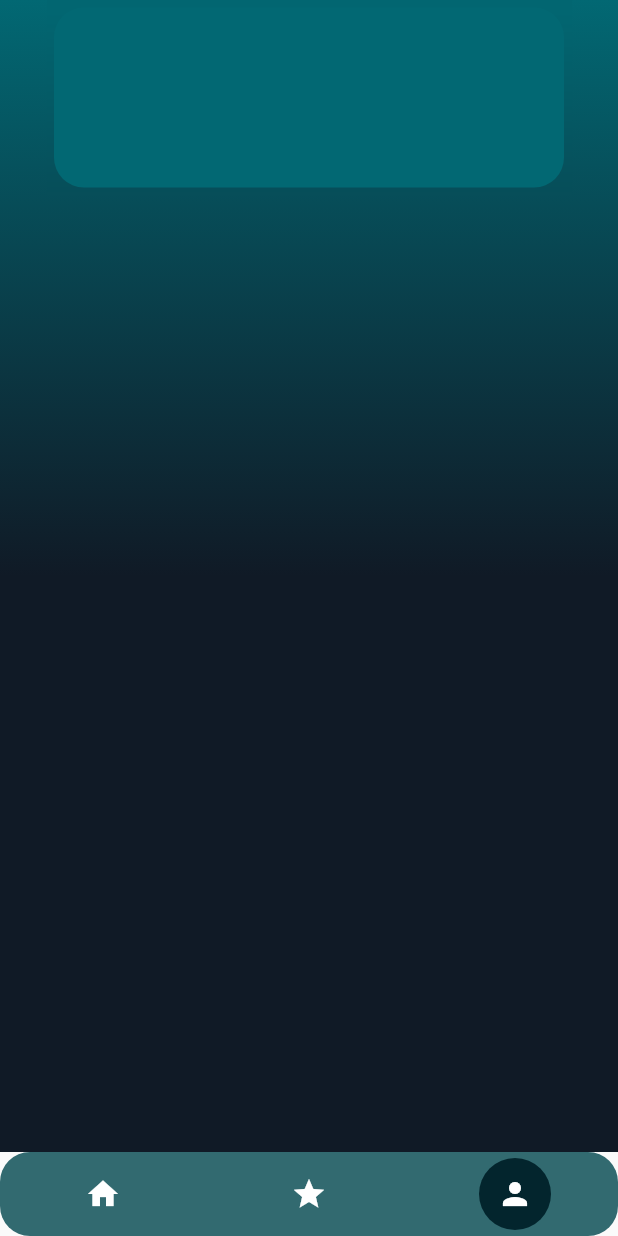
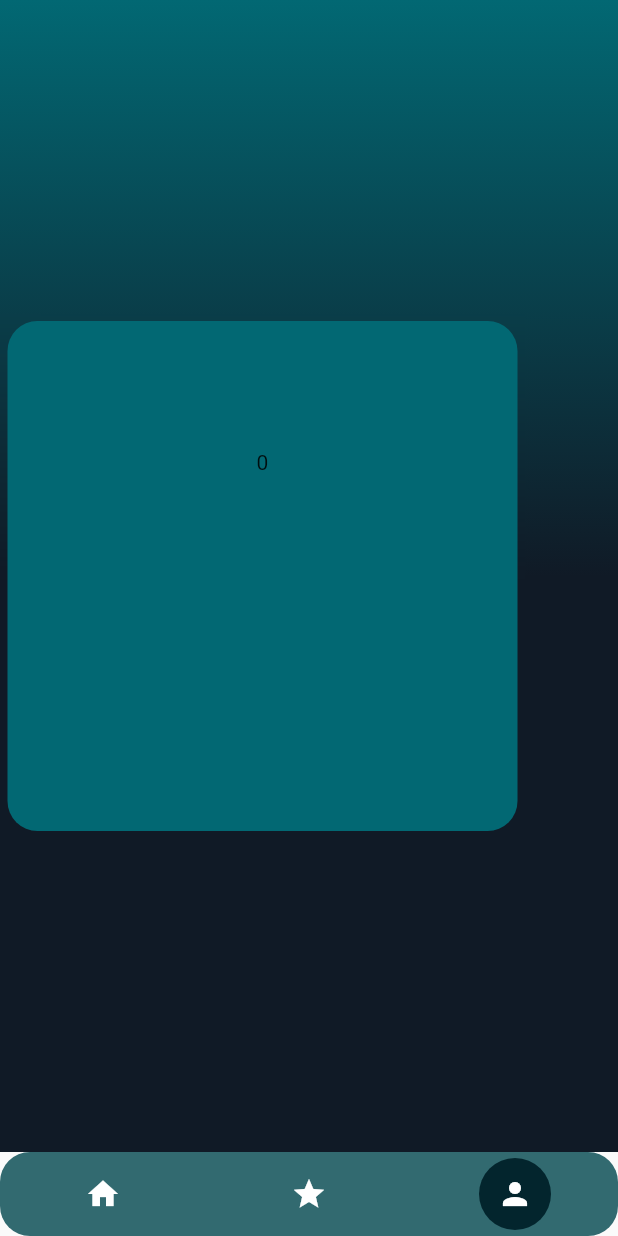
Before and after one commit to EmmanuelPereira1/API_series, a Flutter app: the screen it shows once a user with an empty profile is signed in, swiped to page 3, on a phone screen of 412 x 824 dp. Run offline on Flutter 3.47's test engine with Material 2 defaults, Android fonts, the phone set to English and light mode, and no system bars; drawn by our look-alikes of flutter_snake_navigationbar; our stand-ins replace cloud_firestore, curved_navigation_bar, dio, firebase_auth, firebase_core, flutter_rating_bar and 3 more; accounts and stored records are empty; network calls fail.

Commit message:
profile page halfway done

```diff
--- a/lib/my_app.dart
+++ b/lib/my_app.dart
@@ -20,7 +20,9 @@ class MyApp extends StatelessWidget {
           theme: theme(),
           debugShowCheckedModeBanner: false,
 
+
           home: const LoginPage(),
+
 
         ),
   );
--- a/lib/pages/main_page.dart
+++ b/lib/pages/main_page.dart
@@ -111,7 +111,8 @@ class _MainPageState extends State<MainPage> {
       onPageChanged: (index) {
         pageChanged(index);
       },
-      children:const <Widget>[
+
+      children: const <Widget>[
         HomePage(),
         FavoritePage(),
         ProfilePage(),
--- a/lib/pages/profile_page.dart
+++ b/lib/pages/profile_page.dart
@@ -12,17 +12,22 @@ class ProfilePage extends StatefulWidget {
 }
 
 class _ProfilePageState extends State<ProfilePage> {
-
-
   @override
   void initState() {
     super.initState();
     getFirstName();
+    getEmail();
+    countDocuments();
   }
+
   String? firstName;
+  String? email;
+  int? totalReviews;
 
+  var currentUser = FirebaseAuth.instance.currentUser;
   @override
   Widget build(BuildContext context) {
+    if (firstName != null) {
       return Container(
         decoration: const BoxDecoration(
           gradient: LinearGradient(
@@ -34,39 +39,68 @@ class _ProfilePageState extends State<ProfilePage> {
             begin: Alignment.topCenter,
             end: Alignment.bottomCenter,
           ),
-          // borderRadius: BorderRadius.circular(15.0)
         ),
         child: Scaffold(
             backgroundColor: Colors.transparent,
             body: Column(
-              children: [
-                Row(
               mainAxisAlignment: MainAxisAlignment.center,
               crossAxisAlignment: CrossAxisAlignment.center,
               children: [
+                Row(
+                  children: [
                     ClipRect(
                         child: BackdropFilter(
-            filter: ImageFilter.blur(sigmaX: 10.0, sigmaY: 10.0),
+                            filter:
+                                ImageFilter.blur(sigmaX: 10.0, sigmaY: 10.0),
                             child: Container(
                                 width: 340,
-                height: 120,
+                                height: 340,
                                 margin: const EdgeInsets.all(5),
                                 decoration: BoxDecoration(
                                     borderRadius: BorderRadius.circular(20.0),
                                     color: const Color(0XFF026873)),
                                 child: Column(
                                   children: [
-                    Text(firstName!)
+                                    Text(firstName!,
+                                        style: Theme.of(context)
+                                            .textTheme
+                                            .headline1!
+                                            .copyWith(
+                                                fontWeight: FontWeight.bold)),
+                                    const SizedBox(height: 5),
+                                    Text(email!,
+                                        style: Theme.of(context)
+                                            .textTheme
+                                            .headline3!
+                                            .copyWith(color: Colors.grey[400])),
+                                            const SizedBox(height: 10),
+                                            Text(totalReviews!.toString())
                                   ],
-                )
-                )))
+                                ))))
                   ],
                 )
               ],
-            )
+            )),
+      );
+    } else {
+      return Container(
+          decoration: const BoxDecoration(
+            gradient: LinearGradient(
+              colors: [
+                Color(0XFF026873),
+                Color(0XFF101A26),
+                Color(0XFF101A26),
+              ],
+              begin: Alignment.topCenter,
+              end: Alignment.bottomCenter,
             ),
-    );
+          ),
+          child: const Scaffold(
+              backgroundColor: Colors.transparent,
+              body: Center(child: CircularProgressIndicator())));
     }
+  }
+
   Future<void> getFirstName() async {
     var currentUser = FirebaseAuth.instance.currentUser;
     final DocumentReference document =
@@ -78,4 +112,22 @@ class _ProfilePageState extends State<ProfilePage> {
       });
     });
   }
+
+  Future<void> getEmail() async {
+    var currentUser = FirebaseAuth.instance.currentUser;
+    final DocumentReference document =
+        FirebaseFirestore.instance.collection("users").doc(currentUser!.uid);
+    await document.get().then<dynamic>((DocumentSnapshot snapshot) async {
+      Map<String, dynamic> data = snapshot.data()! as Map<String, dynamic>;
+      setState(() {
+        email = data['email'];
+      });
+    });
   }
+
+  void countDocuments() async {
+    QuerySnapshot _myDoc = await FirebaseFirestore.instance.collection("users").doc(FirebaseAuth.instance.currentUser!.uid).collection("my_reviews").get();
+    List<DocumentSnapshot> _myDocCount = _myDoc.docs;
+    totalReviews = _myDocCount.length;
+}
+}
```
Lines whose indentation alone changed are shown as unchanged.
